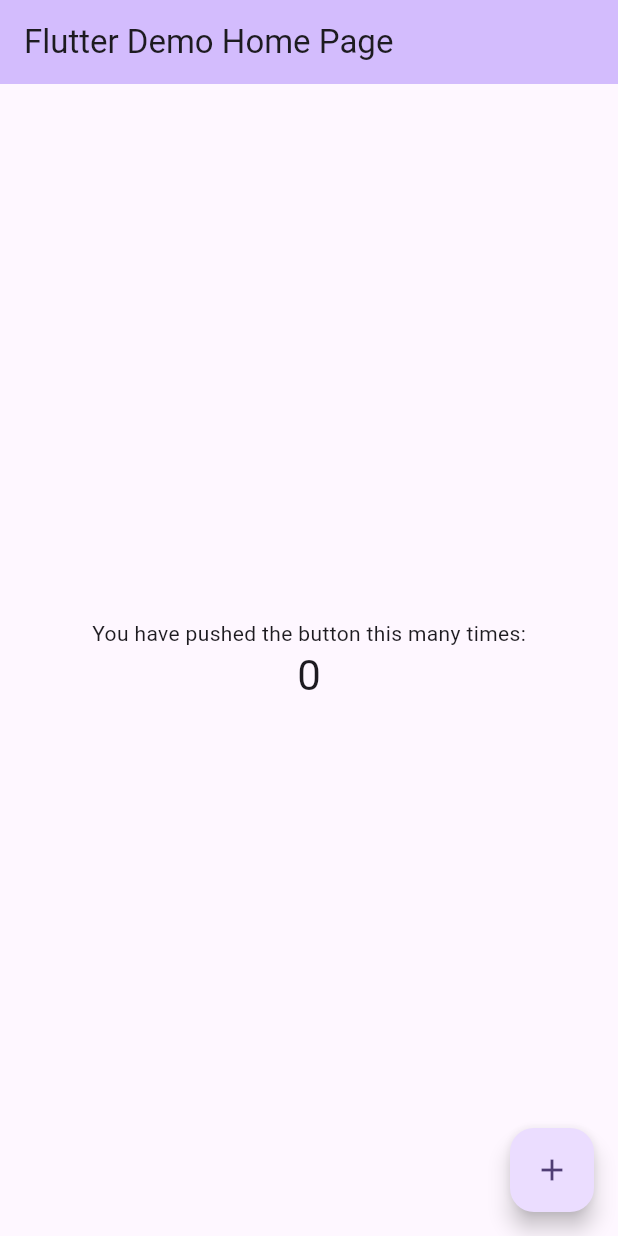
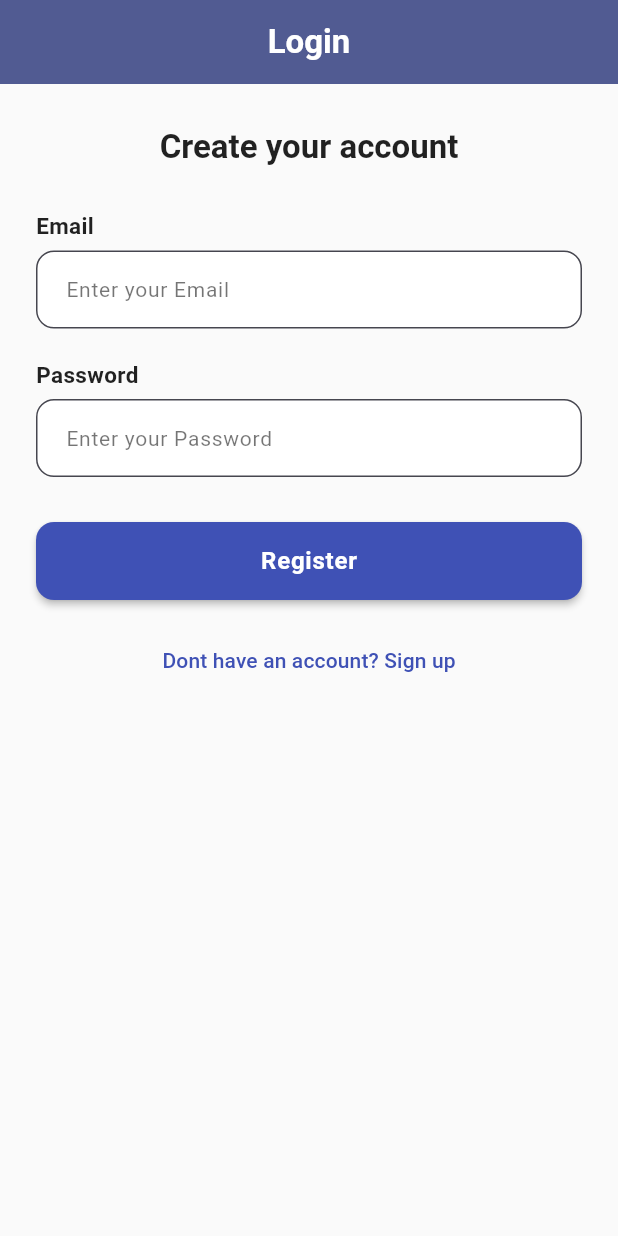
Before and after one commit to mohamadkordy1/registration-page, a Flutter app: the screen it shows after launch, on a phone screen of 412 x 824 dp. Run offline on Flutter 3.47's test engine with Material 3 defaults, Android fonts, the phone set to English and light mode, and no system bars; our stand-ins replace dio, get; statements that could not run were skipped.

Commit message:
section 2

```diff
--- /dev/null
+++ b/lib/Bindings/LoginBinding.dart
@@ -0,0 +1,12 @@
+import 'package:get/get.dart';
+
+
+import '../Controllers/Logincontroller.dart ';
+class LoginBinding extends Bindings{
+
+  @override
+  void dependencies() {
+    Get.lazyPut<LoginController>(() => LoginController());
+  }
+
+}
--- /dev/null
+++ b/lib/Bindings/RegistrationBinding.dart
@@ -0,0 +1,12 @@
+import 'package:get/get.dart';
+import 'package:registration_page/Controllers/RegistrationController.dart';
+
+
+class Registrationbinding extends Bindings{
+
+  @override
+  void dependencies() {
+    Get.lazyPut<RegistrationController>(() => RegistrationController());
+  }
+
+}
--- /dev/null
+++ b/lib/Controllers/LoginController.dart
@@ -0,0 +1,4 @@
+import 'package:get/get.dart';
+class LoginController extends GetxController {
+
+}
--- /dev/null
+++ b/lib/Controllers/RegistrationController.dart
@@ -0,0 +1,43 @@
+import 'package:flutter/widgets.dart';
+import 'package:get/get.dart';
+import 'package:registration_page/Core/Network/DioClient.dart';
+import 'package:registration_page/Models/User.dart';
+
+class RegistrationController extends GetxController {
+
+TextEditingController name = TextEditingController();
+  TextEditingController email = TextEditingController();
+  TextEditingController password = TextEditingController();
+  TextEditingController password_confirmation = TextEditingController();
+
+void Rigester(){
+    User user = User(
+      name: name.text,
+      email: email.text,
+      password: password.text,
+      password_confirmation: password_confirmation.text,
+    );
+String requestBody = user.tojason();
+print(requestBody);
+
+var post=DioClient().getInstance().post(
+      'http://chatbot.test/api/register',
+      data: requestBody,
+    );
+
+    post.then((response) {
+      print('Registration successful: ${response.data}');
+    }).catchError((error) {
+      print('Registration failed: $error');
+    });
+
+
+
+
+
+
+}
+
+
+
+}
--- /dev/null
+++ b/lib/Models/User.dart
@@ -0,0 +1,35 @@
+import 'dart:convert';
+
+class User {
+  final String? username;
+  final String? email;
+  final String? password;
+  final String? password_confirmation;
+
+
+User ({
+    this.username,
+    required this.email,
+    required this.password,
+    this.password_confirmation,
+});
+
+
+Map<String, dynamic> toMap() {
+    return { 'email': email,
+      'name': username,
+
+      'password': password,
+      'password_confirmation': password_confirmation,
+    };
+  }
+
+String tojason() => jsonEncode(toMap());
+
+
+
+
+
+
+
+}
--- /dev/null
+++ b/lib/Routes/AppPage.dart
@@ -0,0 +1,20 @@
+import 'package:get/route_manager.dart';
+import 'package:registration_page/Bindings/RegistrationBinding.dart';
+import 'package:registration_page/Routes/AppRoutes.dart';
+import 'package:registration_page/Views/Registration.dart';
+import 'package:registration_page/Bindings/LoginBinding.dart';
+import 'package:registration_page/Views/Login.dart';
+class Apppage {
+  static final List<GetPage> pages = [
+    GetPage(
+      name: AppRoutes.register,
+      page: () => RegistrationPage(),
+      binding: Registrationbinding(),
+    ),
+  GetPage(name: AppRoutes.login,
+   page: () => LoginPage(),
+   binding: LoginBinding(),
+   ),
+
+  ];
+}
--- /dev/null
+++ b/lib/Routes/AppRoutes.dart
@@ -0,0 +1,5 @@
+class AppRoutes {
+  static const String register = '/register';
+  static const String login = '/login';
+
+}
--- /dev/null
+++ b/lib/Views/Login.dart
@@ -0,0 +1,136 @@
+import 'package:get/get.dart';
+import 'package:registration_page/Routes/AppRoutes.dart';
+import '../Controllers/LoginController.dart';
+import 'package:flutter/material.dart';
+
+
+class LoginPage extends StatefulWidget {
+  const LoginPage({super.key});
+
+  @override
+  State<LoginPage> createState() => _LoginPageState();
+}
+
+class _LoginPageState extends State<LoginPage> {
+  final _formKey = GlobalKey<FormState>();
+  final _emailController = TextEditingController();
+  final _passwordController = TextEditingController();
+
+
+
+
+
+  @override
+  void dispose() {
+    _emailController.dispose();
+    _passwordController.dispose();
+    super.dispose();
+  }
+
+  void Login() {
+    if (_formKey.currentState!.validate()) {
+      ScaffoldMessenger.of(context).showSnackBar(
+        const SnackBar(
+          content: Text('Registration successful!'),
+          behavior: SnackBarBehavior.floating,
+        ),
+      );
+    }
+  }
+
+  Widget _buildTextField({
+    required String label,
+    required TextEditingController controller,
+    TextInputType keyboardType = TextInputType.text,
+    bool obscureText = false,
+    String? Function(String?)? validator,
+  }) {
+    return Column(
+      crossAxisAlignment: CrossAxisAlignment.start,
+      children: [
+        Text(label,
+            style: Theme.of(context)
+                .textTheme
+                .bodyMedium!
+                .copyWith(fontWeight: FontWeight.w600)),
+        const SizedBox(height: 6),
+        TextFormField(
+          controller: controller,
+          keyboardType: keyboardType,
+          obscureText: obscureText,
+          validator: validator ??
+              (value) =>
+                  value == null || value.isEmpty ? 'Please enter your $label' : null,
+          decoration: InputDecoration(
+            labelText: 'Enter your $label',
+          ),
+        ),
+        const SizedBox(height: 20),
+      ],
+    );
+  }
+
+  @override
+  Widget build(BuildContext context) {
+    final theme = Theme.of(context);
+
+    return Scaffold(
+      appBar: AppBar(
+        title: const Text(
+          'Login',
+          style: TextStyle(fontWeight: FontWeight.bold),
+        ),
+        centerTitle: true,
+        backgroundColor: theme.colorScheme.primary,
+        foregroundColor: Colors.white,
+        elevation: 1,
+      ),
+      body: SingleChildScrollView(
+        padding: const EdgeInsets.symmetric(horizontal: 24, vertical: 28),
+        child: Form(
+          key: _formKey,
+          child: Column(
+            children: [
+              Text(
+                'Create your account',
+                style: theme.textTheme.titleLarge,
+              ),
+              const SizedBox(height: 28),
+
+              _buildTextField(
+                label: 'Email',
+                controller: _emailController,
+                keyboardType: TextInputType.emailAddress,
+              ),
+
+
+              _buildTextField(
+                label: 'Password',
+                controller: _passwordController,
+                obscureText: true,
+              ),
+              const SizedBox(height: 10),
+              ElevatedButton(
+                onPressed: Login,
+                child: const Text('Register'),
+              ),
+              const SizedBox(height: 16),
+              TextButton(
+                onPressed: () {
+                  Get.toNamed(AppRoutes.register);
+                  },
+                child: const Text(
+                  'Dont have an account? Sign up',
+                  style: TextStyle(color: Colors.indigo),
+
+                ),
+              ),
+            ],
+          ),
+        ),
+      ),
+    );
+  }
+
+
+}
--- a/lib/main.dart
+++ b/lib/main.dart
@@ -1,122 +1,61 @@
 import 'package:flutter/material.dart';
+import 'package:get/route_manager.dart';
+import 'package:registration_page/Routes/AppPage.dart';
+import 'package:registration_page/Routes/AppRoutes.dart';
 
-void main() {
-  runApp(const MyApp());
-}
+void main() => runApp(const MyApp());
 
 class MyApp extends StatelessWidget {
   const MyApp({super.key});
 
-  // This widget is the root of your application.
   @override
   Widget build(BuildContext context) {
-    return MaterialApp(
-      title: 'Flutter Demo',
+    return GetMaterialApp(
+      title: 'Registration Page',
+      debugShowCheckedModeBanner: false,
       theme: ThemeData(
-        // This is the theme of your application.
-        //
-        // TRY THIS: Try running your application with "flutter run". You'll see
-        // the application has a purple toolbar. Then, without quitting the app,
-        // try changing the seedColor in the colorScheme below to Colors.green
-        // and then invoke "hot reload" (save your changes or press the "hot
-        // reload" button in a Flutter-supported IDE, or press "r" if you used
-        // the command line to start the app).
-        //
-        // Notice that the counter didn't reset back to zero; the application
-        // state is not lost during the reload. To reset the state, use hot
-        // restart instead.
-        //
-        // This works for code too, not just values: Most code changes can be
-        // tested with just a hot reload.
-        colorScheme: ColorScheme.fromSeed(seedColor: Colors.deepPurple),
+        useMaterial3: true,
+        colorScheme: ColorScheme.fromSeed(seedColor: Colors.indigo),
+        scaffoldBackgroundColor: Colors.grey[50],
+        inputDecorationTheme: InputDecorationTheme(
+          filled: true,
+          fillColor: Colors.white,
+          border: OutlineInputBorder(
+            borderRadius: BorderRadius.circular(12),
+            borderSide: const BorderSide(color: Colors.grey),
+          ),
+          focusedBorder: OutlineInputBorder(
+            borderRadius: BorderRadius.circular(12),
+            borderSide: const BorderSide(color: Colors.indigo, width: 1.5),
+          ),
+          contentPadding:
+              const EdgeInsets.symmetric(horizontal: 16, vertical: 14),
+          labelStyle: const TextStyle(fontSize: 14, color: Colors.black54),
+        ),
+        textTheme: const TextTheme(
+          titleLarge: TextStyle(
+              fontSize: 22, fontWeight: FontWeight.bold, color: Colors.black87),
+          bodyMedium: TextStyle(fontSize: 15, color: Colors.black87),
+        ),
+        elevatedButtonTheme: ElevatedButtonThemeData(
+          style: ElevatedButton.styleFrom(
+            elevation: 2,
+            minimumSize: const Size.fromHeight(52),
+            shape: RoundedRectangleBorder(
+              borderRadius: BorderRadius.circular(12),
+            ),
+            backgroundColor: Colors.indigo,
+            foregroundColor: Colors.white,
+            textStyle: const TextStyle(
+              fontSize: 16,
+              fontWeight: FontWeight.w600,
+              letterSpacing: 0.5,
+            ),
+          ),
+        ),
       ),
-      home: const MyHomePage(title: 'Flutter Demo Home Page'),
+initialRoute: AppRoutes.login  ,
+      getPages: Apppage.pages,
     );
   }
 }
-
-class MyHomePage extends StatefulWidget {
-  const MyHomePage({super.key, required this.title});
-
-  // This widget is the home page of your application. It is stateful, meaning
-  // that it has a State object (defined below) that contains fields that affect
-  // how it looks.
-
-  // This class is the configuration for the state. It holds the values (in this
-  // case the title) provided by the parent (in this case the App widget) and
-  // used by the build method of the State. Fields in a Widget subclass are
-  // always marked "final".
-
-  final String title;
-
-  @override
-  State<MyHomePage> createState() => _MyHomePageState();
-}
-
-class _MyHomePageState extends State<MyHomePage> {
-  int _counter = 0;
-
-  void _incrementCounter() {
-    setState(() {
-      // This call to setState tells the Flutter framework that something has
-      // changed in this State, which causes it to rerun the build method below
-      // so that the display can reflect the updated values. If we changed
-      // _counter without calling setState(), then the build method would not be
-      // called again, and so nothing would appear to happen.
-      _counter++;
-    });
-  }
-
-  @override
-  Widget build(BuildContext context) {
-    // This method is rerun every time setState is called, for instance as done
-    // by the _incrementCounter method above.
-    //
-    // The Flutter framework has been optimized to make rerunning build methods
-    // fast, so that you can just rebuild anything that needs updating rather
-    // than having to individually change instances of widgets.
-    return Scaffold(
-      appBar: AppBar(
-        // TRY THIS: Try changing the color here to a specific color (to
-        // Colors.amber, perhaps?) and trigger a hot reload to see the AppBar
-        // change color while the other colors stay the same.
-        backgroundColor: Theme.of(context).colorScheme.inversePrimary,
-        // Here we take the value from the MyHomePage object that was created by
-        // the App.build method, and use it to set our appbar title.
-        title: Text(widget.title),
-      ),
-      body: Center(
-        // Center is a layout widget. It takes a single child and positions it
-        // in the middle of the parent.
-        child: Column(
-          // Column is also a layout widget. It takes a list of children and
-          // arranges them vertically. By default, it sizes itself to fit its
-          // children horizontally, and tries to be as tall as its parent.
-          //
-          // Column has various properties to control how it sizes itself and
-          // how it positions its children. Here we use mainAxisAlignment to
-          // center the children vertically; the main axis here is the vertical
-          // axis because Columns are vertical (the cross axis would be
-          // horizontal).
-          //
-          // TRY THIS: Invoke "debug painting" (choose the "Toggle Debug Paint"
-          // action in the IDE, or press "p" in the console), to see the
-          // wireframe for each widget.
-          mainAxisAlignment: MainAxisAlignment.center,
-          children: <Widget>[
-            const Text('You have pushed the button this many times:'),
-            Text(
-              '$_counter',
-              style: Theme.of(context).textTheme.headlineMedium,
-            ),
-          ],
-        ),
-      ),
-      floatingActionButton: FloatingActionButton(
-        onPressed: _incrementCounter,
-        tooltip: 'Increment',
-        child: const Icon(Icons.add),
-      ), // This trailing comma makes auto-formatting nicer for build methods.
-    );
-  }
-}
--- a/pubspec.yaml
+++ b/pubspec.yaml
@@ -34,6 +34,8 @@ dependencies:
   # The following adds the Cupertino Icons font to your application.
   # Use with the CupertinoIcons class for iOS style icons.
   cupertino_icons: ^1.0.8
+  get: ^4.7.2
+  dio: ^5.9.0
 
 dev_dependencies:
   flutter_test:
```
Also changed, not shown: lib/Core/Network/DioClient.dart (added, +18 -0 lines), lib/Views/Registration.dart (added, +151 -0 lines), pubspec.lock.
